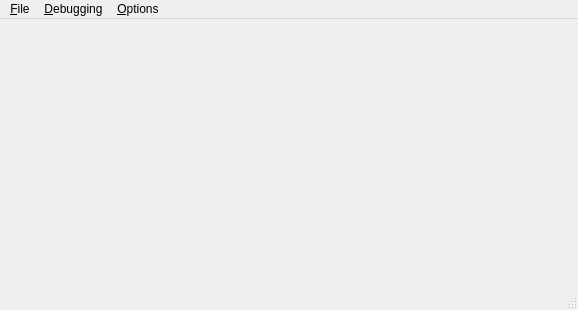
blurstudio/PrEditor, file blurdev/gui/windows/loggerwindow/ui/loggerwindow.ui: the form before one commit.
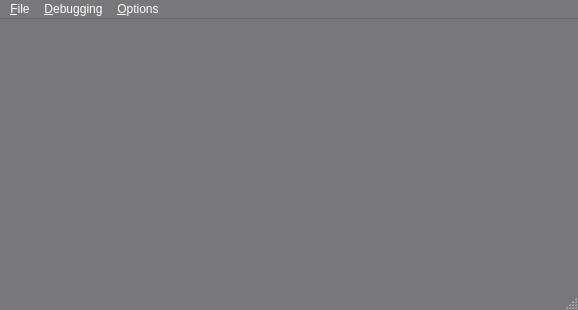
The form after the commit.

Commit message: migrated preferences and treegrunt to the blurdev - it will all be self-contained installation vs. external tools or libraries Bug: 3334

What changed in the file:
```diff
--- a/blurdev/gui/windows/loggerwindow/ui/loggerwindow.ui
+++ b/blurdev/gui/windows/loggerwindow/ui/loggerwindow.ui
@@ -9,21 +9,490 @@
     <height>310</height>
    </rect>
   </property>
-  <property name="windowTitle" >
+  <property name="palette">
+   <palette>
+    <active>
+     <colorrole role="WindowText">
+      <brush brushstyle="SolidPattern">
+       <color alpha="255">
+        <red>255</red>
+        <green>255</green>
+        <blue>255</blue>
+       </color>
+      </brush>
+     </colorrole>
+     <colorrole role="Button">
+      <brush brushstyle="SolidPattern">
+       <color alpha="255">
+        <red>120</red>
+        <green>119</green>
+        <blue>121</blue>
+       </color>
+      </brush>
+     </colorrole>
+     <colorrole role="Light">
+      <brush brushstyle="SolidPattern">
+       <color alpha="255">
+        <red>180</red>
+        <green>179</green>
+        <blue>182</blue>
+       </color>
+      </brush>
+     </colorrole>
+     <colorrole role="Midlight">
+      <brush brushstyle="SolidPattern">
+       <color alpha="255">
+        <red>150</red>
+        <green>149</green>
+        <blue>151</blue>
+       </color>
+      </brush>
+     </colorrole>
+     <colorrole role="Dark">
+      <brush brushstyle="SolidPattern">
+       <color alpha="255">
+        <red>60</red>
+        <green>59</green>
+        <blue>60</blue>
+       </color>
+      </brush>
+     </colorrole>
+     <colorrole role="Mid">
+      <brush brushstyle="SolidPattern">
+       <color alpha="255">
+        <red>80</red>
+        <green>79</green>
+        <blue>80</blue>
+       </color>
+      </brush>
+     </colorrole>
+     <colorrole role="Text">
+      <brush brushstyle="SolidPattern">
+       <color alpha="255">
+        <red>255</red>
+        <green>255</green>
+        <blue>255</blue>
+       </color>
+      </brush>
+     </colorrole>
+     <colorrole role="BrightText">
+      <brush brushstyle="SolidPattern">
+       <color alpha="255">
+        <red>255</red>
+        <green>255</green>
+        <blue>255</blue>
+       </color>
+      </brush>
+     </colorrole>
+     <colorrole role="ButtonText">
+      <brush brushstyle="SolidPattern">
+       <color alpha="255">
+        <red>255</red>
+        <green>255</green>
+        <blue>255</blue>
+       </color>
+      </brush>
+     </colorrole>
+     <colorrole role="Base">
+      <brush brushstyle="SolidPattern">
+       <color alpha="255">
+        <red>31</red>
+        <green>31</green>
+        <blue>31</blue>
+       </color>
+      </brush>
+     </colorrole>
+     <colorrole role="Window">
+      <brush brushstyle="SolidPattern">
+       <color alpha="255">
+        <red>120</red>
+        <green>119</green>
+        <blue>121</blue>
+       </color>
+      </brush>
+     </colorrole>
+     <colorrole role="Shadow">
+      <brush brushstyle="SolidPattern">
+       <color alpha="255">
+        <red>0</red>
+        <green>0</green>
+        <blue>0</blue>
+       </color>
+      </brush>
+     </colorrole>
+     <colorrole role="Highlight">
+      <brush brushstyle="SolidPattern">
+       <color alpha="255">
+        <red>126</red>
+        <green>141</green>
+        <blue>147</blue>
+       </color>
+      </brush>
+     </colorrole>
+     <colorrole role="HighlightedText">
+      <brush brushstyle="SolidPattern">
+       <color alpha="255">
+        <red>255</red>
+        <green>255</green>
+        <blue>255</blue>
+       </color>
+      </brush>
+     </colorrole>
+     <colorrole role="AlternateBase">
+      <brush brushstyle="SolidPattern">
+       <color alpha="255">
+        <red>60</red>
+        <green>59</green>
+        <blue>60</blue>
+       </color>
+      </brush>
+     </colorrole>
+     <colorrole role="ToolTipBase">
+      <brush brushstyle="SolidPattern">
+       <color alpha="255">
+        <red>255</red>
+        <green>255</green>
+        <blue>220</blue>
+       </color>
+      </brush>
+     </colorrole>
+     <colorrole role="ToolTipText">
+      <brush brushstyle="SolidPattern">
+       <color alpha="255">
+        <red>0</red>
+        <green>0</green>
+        <blue>0</blue>
+       </color>
+      </brush>
+     </colorrole>
+    </active>
+    <inactive>
+     <colorrole role="WindowText">
+      <brush brushstyle="SolidPattern">
+       <color alpha="255">
+        <red>255</red>
+        <green>255</green>
+        <blue>255</blue>
+       </color>
+      </brush>
+     </colorrole>
+     <colorrole role="Button">
+      <brush brushstyle="SolidPattern">
+       <color alpha="255">
+        <red>120</red>
+        <green>119</green>
+        <blue>121</blue>
+       </color>
+      </brush>
+     </colorrole>
+     <colorrole role="Light">
+      <brush brushstyle="SolidPattern">
+       <color alpha="255">
+        <red>180</red>
+        <green>179</green>
+        <blue>182</blue>
+       </color>
+      </brush>
+     </colorrole>
+     <colorrole role="Midlight">
+      <brush brushstyle="SolidPattern">
+       <color alpha="255">
+        <red>150</red>
+        <green>149</green>
+        <blue>151</blue>
+       </color>
+      </brush>
+     </colorrole>
+     <colorrole role="Dark">
+      <brush brushstyle="SolidPattern">
+       <color alpha="255">
+        <red>60</red>
+        <green>59</green>
+        <blue>60</blue>
+       </color>
+      </brush>
+     </colorrole>
+     <colorrole role="Mid">
+      <brush brushstyle="SolidPattern">
+       <color alpha="255">
+        <red>80</red>
+        <green>79</green>
+        <blue>80</blue>
+       </color>
+      </brush>
+     </colorrole>
+     <colorrole role="Text">
+      <brush brushstyle="SolidPattern">
+       <color alpha="255">
+        <red>255</red>
+        <green>255</green>
+        <blue>255</blue>
+       </color>
+      </brush>
+     </colorrole>
+     <colorrole role="BrightText">
+      <brush brushstyle="SolidPattern">
+       <color alpha="255">
+        <red>255</red>
+        <green>255</green>
+        <blue>255</blue>
+       </color>
+      </brush>
+     </colorrole>
+     <colorrole role="ButtonText">
+      <brush brushstyle="SolidPattern">
+       <color alpha="255">
+        <red>255</red>
+        <green>255</green>
+        <blue>255</blue>
+       </color>
+      </brush>
+     </colorrole>
+     <colorrole role="Base">
+      <brush brushstyle="SolidPattern">
+       <color alpha="255">
+        <red>31</red>
+        <green>31</green>
+        <blue>31</blue>
+       </color>
+      </brush>
+     </colorrole>
+     <colorrole role="Window">
+      <brush brushstyle="SolidPattern">
+       <color alpha="255">
+        <red>120</red>
+        <green>119</green>
+        <blue>121</blue>
+       </color>
+      </brush>
+     </colorrole>
+     <colorrole role="Shadow">
+      <brush brushstyle="SolidPattern">
+       <color alpha="255">
+        <red>0</red>
+        <green>0</green>
+        <blue>0</blue>
+       </color>
+      </brush>
+     </colorrole>
+     <colorrole role="Highlight">
+      <brush brushstyle="SolidPattern">
+       <color alpha="255">
+        <red>126</red>
+        <green>141</green>
+        <blue>147</blue>
+       </color>
+      </brush>
+     </colorrole>
+     <colorrole role="HighlightedText">
+      <brush brushstyle="SolidPattern">
+       <color alpha="255">
+        <red>255</red>
+        <green>255</green>
+        <blue>255</blue>
+       </color>
+      </brush>
+     </colorrole>
+     <colorrole role="AlternateBase">
+      <brush brushstyle="SolidPattern">
+       <color alpha="255">
+        <red>60</red>
+        <green>59</green>
+        <blue>60</blue>
+       </color>
+      </brush>
+     </colorrole>
+     <colorrole role="ToolTipBase">
+      <brush brushstyle="SolidPattern">
+       <color alpha="255">
+        <red>255</red>
+        <green>255</green>
+        <blue>220</blue>
+       </color>
+      </brush>
+     </colorrole>
+     <colorrole role="ToolTipText">
+      <brush brushstyle="SolidPattern">
+       <color alpha="255">
+        <red>0</red>
+        <green>0</green>
+        <blue>0</blue>
+       </color>
+      </brush>
+     </colorrole>
+    </inactive>
+    <disabled>
+     <colorrole role="WindowText">
+      <brush brushstyle="SolidPattern">
+       <color alpha="255">
+        <red>60</red>
+        <green>59</green>
+        <blue>60</blue>
+       </color>
+      </brush>
+     </colorrole>
+     <colorrole role="Button">
+      <brush brushstyle="SolidPattern">
+       <color alpha="255">
+        <red>120</red>
+        <green>119</green>
+        <blue>121</blue>
+       </color>
+      </brush>
+     </colorrole>
+     <colorrole role="Light">
+      <brush brushstyle="SolidPattern">
+       <color alpha="255">
+        <red>180</red>
+        <green>179</green>
+        <blue>182</blue>
+       </color>
+      </brush>
+     </colorrole>
+     <colorrole role="Midlight">
+      <brush brushstyle="SolidPattern">
+       <color alpha="255">
+        <red>150</red>
+        <green>149</green>
+        <blue>151</blue>
+       </color>
+      </brush>
+     </colorrole>
+     <colorrole role="Dark">
+      <brush brushstyle="SolidPattern">
+       <color alpha="255">
+        <red>60</red>
+        <green>59</green>
+        <blue>60</blue>
+       </color>
+      </brush>
+     </colorrole>
+     <colorrole role="Mid">
+      <brush brushstyle="SolidPattern">
+       <color alpha="255">
+        <red>80</red>
+        <green>79</green>
+        <blue>80</blue>
+       </color>
+      </brush>
+     </colorrole>
+     <colorrole role="Text">
+      <brush brushstyle="SolidPattern">
+       <color alpha="255">
+        <red>60</red>
+        <green>59</green>
+        <blue>60</blue>
+       </color>
+      </brush>
+     </colorrole>
+     <colorrole role="BrightText">
+      <brush brushstyle="SolidPattern">
+       <color alpha="255">
+        <red>255</red>
+        <green>255</green>
+        <blue>255</blue>
+       </color>
+      </brush>
+     </colorrole>
+     <colorrole role="ButtonText">
+      <brush brushstyle="SolidPattern">
+       <color alpha="255">
+        <red>60</red>
+        <green>59</green>
+        <blue>60</blue>
+       </color>
+      </brush>
+     </colorrole>
+     <colorrole role="Base">
+      <brush brushstyle="SolidPattern">
+       <color alpha="255">
+        <red>120</red>
+        <green>119</green>
+        <blue>121</blue>
+       </color>
+      </brush>
+     </colorrole>
+     <colorrole role="Window">
+      <brush brushstyle="SolidPattern">
+       <color alpha="255">
+        <red>120</red>
+        <green>119</green>
+        <blue>121</blue>
+       </color>
+      </brush>
+     </colorrole>
+     <colorrole role="Shadow">
+      <brush brushstyle="SolidPattern">
+       <color alpha="255">
+        <red>0</red>
+        <green>0</green>
+        <blue>0</blue>
+       </color>
+      </brush>
+     </colorrole>
+     <colorrole role="Highlight">
+      <brush brushstyle="SolidPattern">
+       <color alpha="255">
+        <red>178</red>
+        <green>180</green>
+        <blue>191</blue>
+       </color>
+      </brush>
+     </colorrole>
+     <colorrole role="HighlightedText">
+      <brush brushstyle="SolidPattern">
+       <color alpha="255">
+        <red>255</red>
+        <green>255</green>
+        <blue>255</blue>
+       </color>
+      </brush>
+     </colorrole>
+     <colorrole role="AlternateBase">
+      <brush brushstyle="SolidPattern">
+       <color alpha="255">
+        <red>120</red>
+        <green>119</green>
+        <blue>121</blue>
+       </color>
+      </brush>
+     </colorrole>
+     <colorrole role="ToolTipBase">
+      <brush brushstyle="SolidPattern">
+       <color alpha="255">
+        <red>255</red>
+        <green>255</green>
+        <blue>220</blue>
+       </color>
+      </brush>
+     </colorrole>
+     <colorrole role="ToolTipText">
+      <brush brushstyle="SolidPattern">
+       <color alpha="255">
+        <red>0</red>
+        <green>0</green>
+        <blue>0</blue>
+       </color>
+      </brush>
+     </colorrole>
+    </disabled>
+   </palette>
+  </property>
+  <property name="windowTitle">
    <string>Command Logger</string>
   </property>
-  <widget class="QWidget" name="centralwidget" />
-  <widget class="QMenuBar" name="uiMenuBar" >
-   <property name="geometry" >
+  <widget class="QWidget" name="centralwidget"/>
+  <widget class="QMenuBar" name="uiMenuBar">
+   <property name="geometry">
     <rect>
      <x>0</x>
      <y>0</y>
      <width>578</width>
-     <height>19</height>
+     <height>20</height>
     </rect>
    </property>
-   <widget class="QMenu" name="uiDebugMENU" >
-    <property name="title" >
+   <widget class="QMenu" name="uiDebugMENU">
+    <property name="title">
      <string>&amp;Debugging</string>
     </property>
     <addaction name="uiNoDebugACT" />
@@ -32,8 +501,8 @@
     <addaction name="uiDebugMidACT" />
     <addaction name="uiDebugHighACT" />
    </widget>
-   <widget class="QMenu" name="uiScriptingMENU" >
-    <property name="title" >
+   <widget class="QMenu" name="uiScriptingMENU">
+    <property name="title">
      <string>&amp;File</string>
     </property>
     <addaction name="uiNewScriptACT" />
@@ -41,8 +510,8 @@
     <addaction name="separator" />
     <addaction name="uiRunScriptACT" />
    </widget>
-   <widget class="QMenu" name="uiFileMENU" >
-    <property name="title" >
+   <widget class="QMenu" name="uiFileMENU">
+    <property name="title">
      <string>&amp;Options</string>
     </property>
     <addaction name="uiHintingEnabledACT" />
@@ -50,9 +519,9 @@
     <addaction name="uiSaveLogACT" />
     <addaction name="uiClearLogACT" />
    </widget>
-   <addaction name="uiScriptingMENU" />
-   <addaction name="uiDebugMENU" />
-   <addaction name="uiFileMENU" />
+   <addaction name="uiScriptingMENU"/>
+   <addaction name="uiDebugMENU"/>
+   <addaction name="uiFileMENU"/>
   </widget>
   <widget class="QStatusBar" name="statusbar" />
   <action name="uiSaveLogACT" >
```
Left out of the diff: 111 changed lines with no effect on the pictures. The commit also changes 16 other files.
